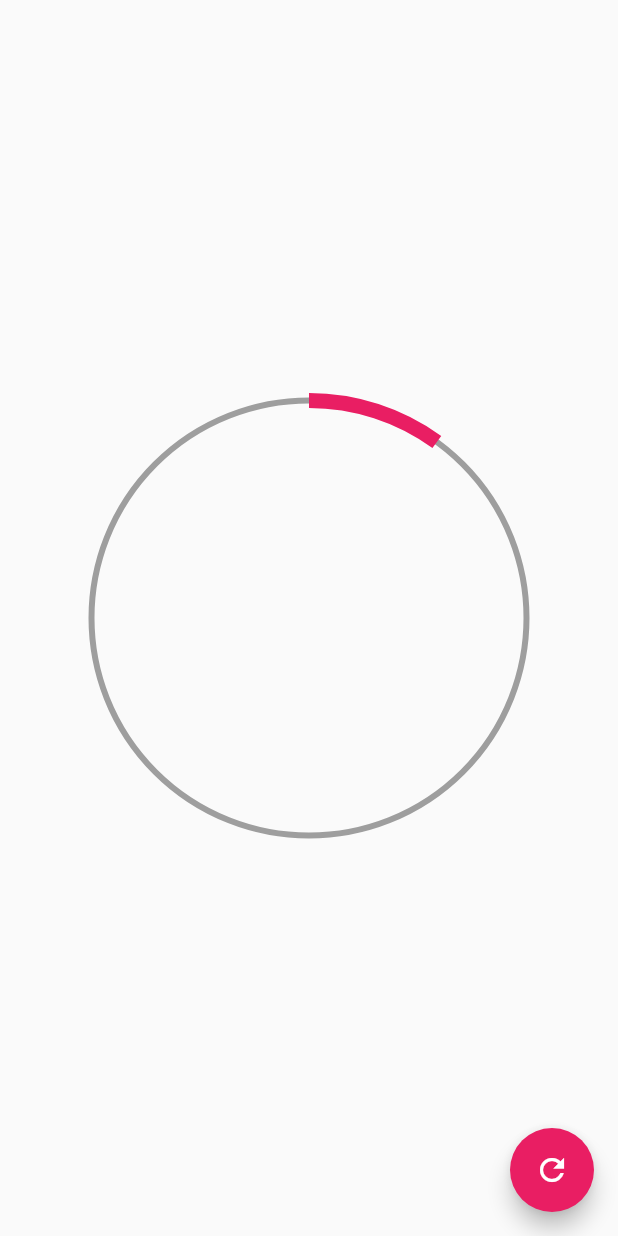
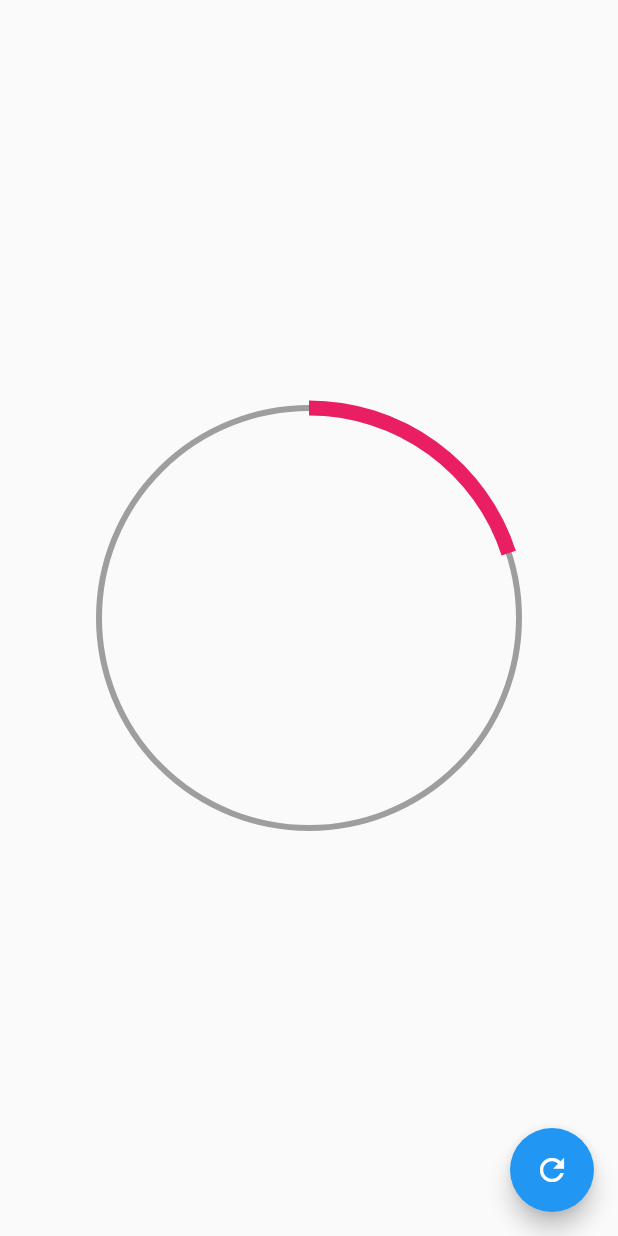
Before and after one commit to Alejandrofenix/Flutter-ProgressBar-Circular, a Flutter app: the screen it shows after launch, after a tap on the "refresh" icon, on a phone screen of 412 x 824 dp. Run offline on Flutter 3.47's test engine with Material 2 defaults, Android fonts, the phone set to English and light mode, and no system bars.

Commit message:
Se exporto como widget el progress bar circular

```diff
--- a/lib/main.dart
+++ b/lib/main.dart
@@ -1,5 +1,6 @@
 import 'package:flutter/material.dart';
-import 'package:progressbar_circular/pages/progressbar_circular.dart';
+import 'package:progressbar_circular/labs/progressbar_circular.dart';
+import 'package:progressbar_circular/pages/graficas_circulares_page.dart';
 
 void main() => runApp(MyApp());
 
@@ -8,7 +9,7 @@
   Widget build(BuildContext context) {
     return MaterialApp(
       title: 'Material App',
-      home: ProgressBarCircularPage(),
+      home: GraficasCircularesPage(),
       debugShowCheckedModeBanner: false,
     );
   }
--- /dev/null
+++ b/lib/pages/graficas_circulares_page.dart
@@ -0,0 +1,31 @@
+import 'package:flutter/material.dart';
+import 'package:progressbar_circular/widgets/radial_progress.dart';
+
+class GraficasCircularesPage extends StatefulWidget {
+  @override
+  _GraficasCircularesPageState createState() => _GraficasCircularesPageState();
+}
+
+class _GraficasCircularesPageState extends State<GraficasCircularesPage> {
+  double porcentaje = 10.0;
+
+  @override
+  Widget build(BuildContext context) {
+    return Scaffold(
+      floatingActionButton: FloatingActionButton(
+          onPressed: () {
+            setState(() {
+              porcentaje += 10;
+              if (porcentaje > 100) porcentaje = 0;
+            });
+          },
+          child: Icon(Icons.refresh)),
+      body: Center(
+          child: Container(
+        width: 300,
+        height: 300,
+        child: RadialProgress(porcentaje: porcentaje),
+      )),
+    );
+  }
+}
--- /dev/null
+++ b/lib/widgets/radial_progress.dart
@@ -0,0 +1,88 @@
+import 'dart:math';
+
+import 'package:flutter/material.dart';
+
+class RadialProgress extends StatefulWidget {
+  final porcentaje;
+
+  const RadialProgress({this.porcentaje});
+  @override
+  _RadialProgressState createState() => _RadialProgressState();
+}
+
+class _RadialProgressState extends State<RadialProgress>
+    with SingleTickerProviderStateMixin {
+  late AnimationController controller;
+  late double porcentajeAnterior;
+
+  @override
+  void initState() {
+    porcentajeAnterior = widget.porcentaje;
+    controller = new AnimationController(
+        vsync: this, duration: Duration(milliseconds: 200));
+
+    super.initState();
+  }
+
+  @override
+  void dispose() {
+    controller.dispose();
+    super.dispose();
+  }
+
+  @override
+  Widget build(BuildContext context) {
+    controller.forward(from: 0.0);
+    final diferenciaAnimar = widget.porcentaje - porcentajeAnterior;
+    porcentajeAnterior = widget.porcentaje;
+
+    return AnimatedBuilder(
+      animation: controller,
+      builder: (BuildContext context, child) {
+        return Container(
+          padding: EdgeInsets.all(10),
+          height: double.infinity,
+          width: double.infinity,
+          child: CustomPaint(
+            painter: _MyRadialProgress((widget.porcentaje - diferenciaAnimar) +
+                (diferenciaAnimar * controller.value)),
+          ),
+        );
+      },
+    );
+  }
+}
+
+class _MyRadialProgress extends CustomPainter {
+  final porcentaje;
+  _MyRadialProgress(this.porcentaje);
+
+  @override
+  //Circulo completado
+  void paint(Canvas canvas, Size size) {
+    final paint = new Paint()
+      ..strokeWidth = 4
+      ..color = Colors.grey
+      ..style = PaintingStyle.stroke;
+
+    Offset center = new Offset(size.width * 0.5, size.height / 2);
+    double radius = min(size.width * 0.5, size.height * 0.5);
+
+    canvas.drawCircle(center, radius, paint);
+    //Arco
+    final paintArco = new Paint()
+      ..strokeWidth = 10
+      ..color = Colors.pink
+      ..style = PaintingStyle.stroke;
+
+    //Parte que se debería ir llenando
+    double arcAngle = 2 * pi * (porcentaje / 100);
+    canvas.drawArc(Rect.fromCircle(center: center, radius: radius), -pi / 2,
+        arcAngle, false, paintArco);
+
+    // TODO: implement paint
+  }
+
+  @override
+  bool shouldRepaint(covariant CustomPainter oldDelegate) => true;
+}
```
Also changed, not shown: lib/labs/progressbar_circular.dart (renamed from lib/pages/progressbar_circular.dart).
